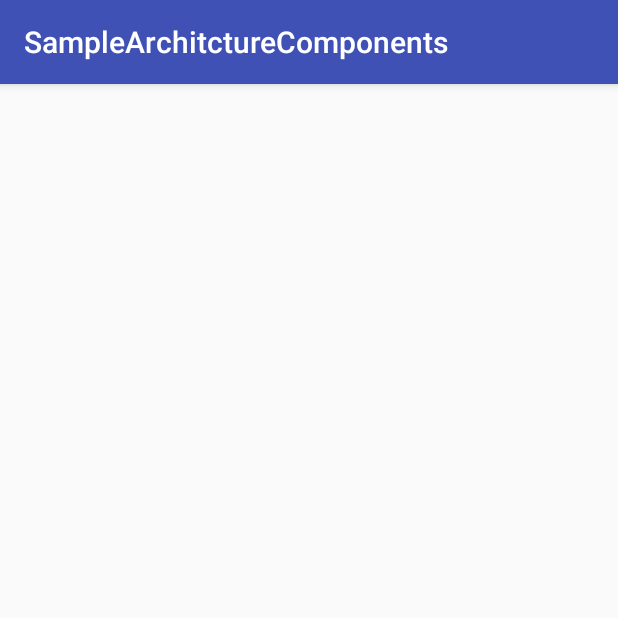
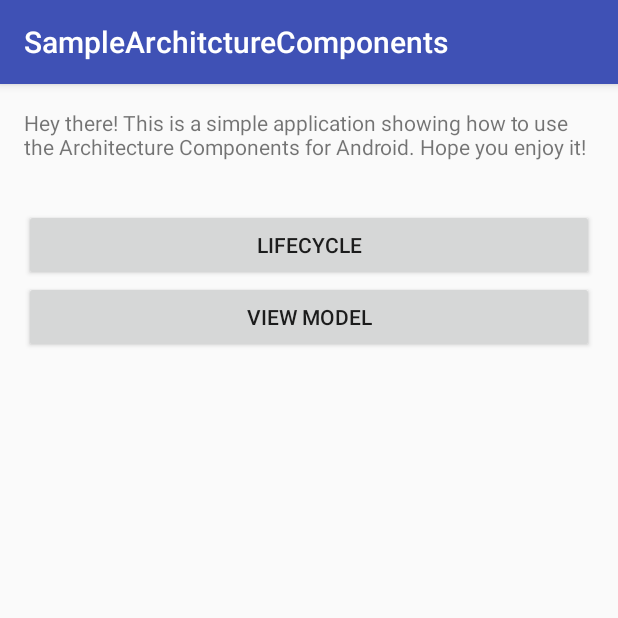
Before and after one commit to rodrigobressan/sample_android_architecture_components, an Android app: the screen it shows after launch (LifecycleSampleActivity before the commit, MainActivity after it), on a phone screen of 412 x 824 dp, the top half of it. Run offline under Robolectric (Android 15) with nearby library versions, the phone set to English and light mode, and no system bars.

Commit message:
ViewModel implementation example and intro activity

```diff
--- a/app/src/main/AndroidManifest.xml
+++ b/app/src/main/AndroidManifest.xml
@@ -9,11 +9,15 @@
         android:supportsRtl="true"
         android:theme="@style/AppTheme">
 
-        <activity android:name=".lifecycle.LifecycleSampleActivity">
+        <activity android:name=".MainActivity">
             <intent-filter>
                 <action android:name="android.intent.action.MAIN" />
                 <category android:name="android.intent.category.LAUNCHER" />
             </intent-filter>
         </activity>
+
+        <activity android:name=".lifecycle.LifecycleSampleActivity" />
+        <activity android:name=".viewmodel.ViewModelActivity" />
+
     </application>
 </manifest>
--- /dev/null
+++ b/app/src/main/java/com/rodrigobresan/samplearchitcturecomponents/MainActivity.kt
@@ -0,0 +1,24 @@
+package com.rodrigobresan.samplearchitcturecomponents
+
+import android.content.Intent
+import android.os.Bundle
+import android.support.v7.app.AppCompatActivity
+import com.rodrigobresan.samplearchitcturecomponents.lifecycle.LifecycleSampleActivity
+import com.rodrigobresan.samplearchitcturecomponents.viewmodel.ViewModelActivity
+import kotlinx.android.synthetic.main.activity_main.*
+
+class MainActivity : AppCompatActivity() {
+
+    override fun onCreate(savedInstanceState: Bundle?) {
+        super.onCreate(savedInstanceState)
+
+        setContentView(R.layout.activity_main)
+
+        btn_main_lifecycle.setOnClickListener { openActivity(LifecycleSampleActivity.provideIntent(this)) }
+        btn_main_viewmodel.setOnClickListener { openActivity(ViewModelActivity.provideIntent(this)) }
+    }
+
+    private fun openActivity(intent: Intent) {
+        startActivity(intent)
+    }
+}
--- /dev/null
+++ b/app/src/main/res/layout/activity_lifecycle.xml
@@ -0,0 +1,6 @@
+<?xml version="1.0" encoding="utf-8"?>
+<LinearLayout xmlns:android="http://schemas.android.com/apk/res/android"
+    android:orientation="vertical" android:layout_width="match_parent"
+    android:layout_height="match_parent">
+
+</LinearLayout>
--- a/app/src/main/res/layout/activity_main.xml
+++ b/app/src/main/res/layout/activity_main.xml
@@ -1,6 +1,25 @@
 <?xml version="1.0" encoding="utf-8"?>
 <LinearLayout xmlns:android="http://schemas.android.com/apk/res/android"
-    android:orientation="vertical" android:layout_width="match_parent"
-    android:layout_height="match_parent">
+    android:layout_width="match_parent"
+    android:layout_height="match_parent"
+    android:padding="16dp"
+    android:orientation="vertical">
 
+    <TextView
+        android:text="@string/main_intro"
+        android:layout_width="match_parent"
+        android:layout_height="wrap_content" />
+
+    <Button
+        android:id="@+id/btn_main_lifecycle"
+        android:layout_marginTop="32dp"
+        android:text="Lifecycle"
+        android:layout_width="match_parent"
+        android:layout_height="wrap_content" />
+
+    <Button
+        android:id="@+id/btn_main_viewmodel"
+        android:text="View Model"
+        android:layout_width="match_parent"
+        android:layout_height="wrap_content" />
 </LinearLayout>
--- a/app/src/main/res/values/strings.xml
+++ b/app/src/main/res/values/strings.xml
@@ -1,3 +1,4 @@
 <resources>
     <string name="app_name">SampleArchitctureComponents</string>
+    <string name="main_intro">Hey there! This is a simple application showing how to use the Architecture Components for Android. Hope you enjoy it!</string>
 </resources>
```
Also changed, not shown: app/src/main/java/com/rodrigobresan/samplearchitcturecomponents/lifecycle/LifecycleSampleActivity.kt (+9 -1 lines), app/src/main/java/com/rodrigobresan/samplearchitcturecomponents/viewmodel/CounterViewModel.kt (added, +9 -0 lines), app/src/main/java/com/rodrigobresan/samplearchitcturecomponents/viewmodel/ViewModelActivity.kt (added, +37 -0 lines), app/src/main/res/layout/activity_view_model.xml (added, +22 -0 lines).
